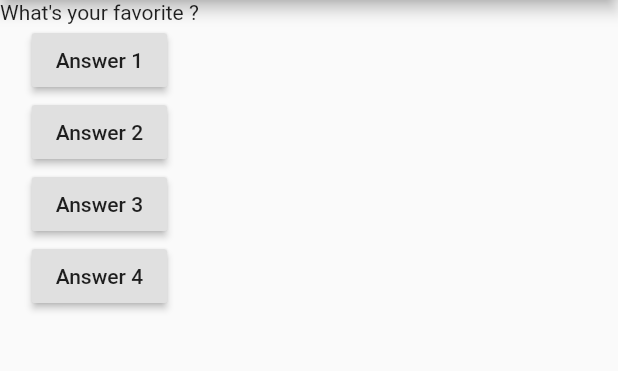
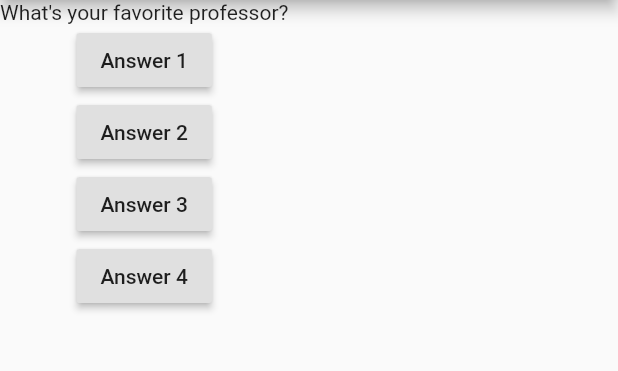
Before and after one commit to t2-g/Hogwarts_Sorting_Hat, a Flutter app: the screen it shows after launch, after a tap on "Answer 1", after a tap on "Answer 2", after a tap on "Answer 3", on a phone screen of 412 x 824 dp, the part 84-455 px from its top. Run offline on Flutter 3.47's test engine with Material 2 defaults, Android fonts, the phone set to English and light mode, and no system bars.

Commit message:
Update main.dart

```diff
--- a/flutter_application_1/lib/main.dart
+++ b/flutter_application_1/lib/main.dart
@@ -25,9 +25,9 @@ class MyAppState extends State<MyApp> {
       'What\'s your favorite color?',
       'What\'s your favorite drink?',
       'What\'s your favorite movie?',
-      'What\'s your favorite ?',
-      'What\'s your favorite drink?',
-      'What\'s your favorite drink?',
+      'What\'s your favorite professor?',
+      'What\'s your favorite spell?',
+      'What\'s your favorite broom?',
     ];
     return MaterialApp(
       home: Scaffold(
```
